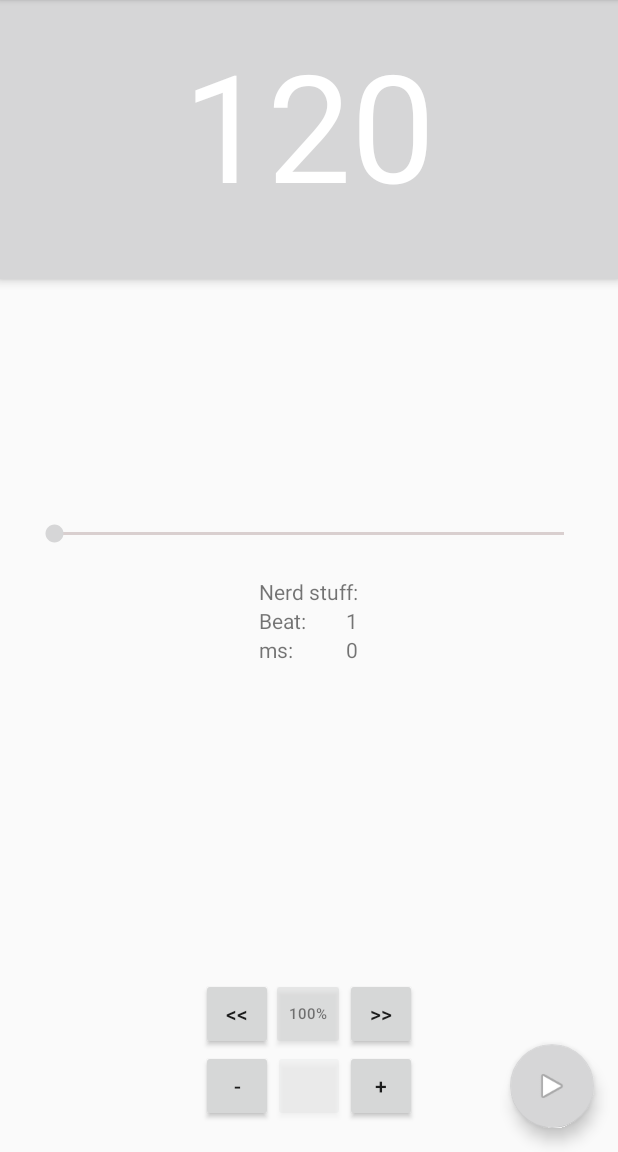
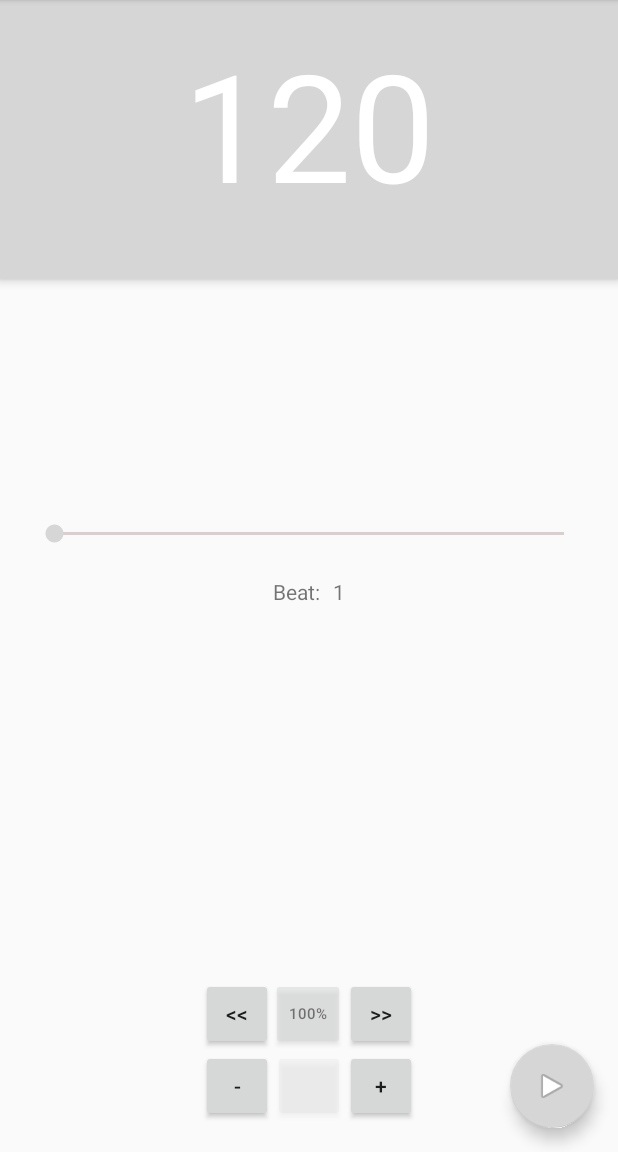
Before and after one commit to sonicmax/TinyMet, an Android app: the screen it shows after launch (MainActivity), on a phone screen of 412 x 824 dp, the part 84-1236 px from its top. Run offline under Robolectric (Android 15) with nearby library versions, the phone set to English and light mode, and no system bars.

Commit message:
Get rid of "nerd stuff" textview
Was only used for debugging.

```diff
--- a/app/src/main/java/com/sonicmax/tinymet/MainFragment.java
+++ b/app/src/main/java/com/sonicmax/tinymet/MainFragment.java
@@ -42,10 +42,7 @@ public class MainFragment extends Fragment {
     private Button mDecreasePercent;
     private Button mIncreasePercent;
     private FloatingActionButton mFloatingButton;
-
-    //DEBUG STUFF
-    private TextView mDebugBeatView;
-    private TextView mDebugMsView;
+    private TextView mBeatView;
 
     private int mCurrentTempo;
     private int mCurrentBeats;
@@ -65,13 +62,10 @@ public class MainFragment extends Fragment {
 
         mRootView = inflater.inflate(R.layout.fragment_main, container, false);
 
-        // DEBUG STUFF
-        mDebugBeatView = (TextView) mRootView.findViewById(R.id.debug);
-        mDebugMsView = (TextView) mRootView.findViewById(R.id.debug_ms);
-
         // Save references to views that may be useful later
         mTempoView = (TextView) mRootView.findViewById(R.id.bpm);
         mTempoEdit = (EditText) mRootView.findViewById(R.id.bpm_edit);
+        mBeatView = (TextView) mRootView.findViewById(R.id.beat);
         mTempoSwitcher = (ViewSwitcher) mRootView.findViewById(R.id.bpm_switcher);
         mDecreaseTempo = (Button) mRootView.findViewById(R.id.minus_button);
         mIncreaseTempo = (Button) mRootView.findViewById(R.id.plus_button);
@@ -251,12 +245,7 @@ public class MainFragment extends Fragment {
 
         @Override
         public void onProgressChanged(SeekBar seekBar, int progress, boolean fromUser) {
-            mDebugBeatView.setText(Integer.toString(progress + 1));
-
-            if (mMetronome != null) {
-                mDebugMsView.setText(Integer.toString(mMetronome.getTickInMs()));
-            }
-
+            mBeatView.setText(Integer.toString(progress + 1));
             // Allow user to change current beat by manipulating seekbar.
             if (fromUser) {
                 mMetronome.setCurrentBeat(progress);
--- a/app/src/main/res/layout/metronome_input.xml
+++ b/app/src/main/res/layout/metronome_input.xml
@@ -108,20 +108,11 @@
         android:layout_width="wrap_content"
         android:layout_height="wrap_content"
         android:textAppearance="?android:attr/textAppearanceSmall"
-        android:text="Nerd stuff:"
-        android:id="@+id/nerd"
-        android:layout_below="@+id/ticker"
-        android:layout_centerHorizontal="true" />
-
-    <TextView
-        android:layout_width="wrap_content"
-        android:layout_height="wrap_content"
-        android:textAppearance="?android:attr/textAppearanceSmall"
         android:text="0"
-        android:id="@+id/debug"
-        android:layout_below="@+id/nerd"
-        android:layout_alignLeft="@+id/debug_ms"
-        android:layout_alignStart="@+id/debug_ms" />
+        android:id="@+id/beat"
+        android:layout_alignTop="@+id/textView"
+        android:layout_toLeftOf="@+id/plus_percent"
+        android:layout_toStartOf="@+id/plus_percent" />
 
     <TextView
         android:layout_width="wrap_content"
@@ -129,29 +120,9 @@
         android:textAppearance="?android:attr/textAppearanceSmall"
         android:text="Beat:"
         android:id="@+id/textView"
-        android:layout_below="@+id/nerd"
-        android:layout_alignLeft="@+id/nerd"
-        android:layout_alignStart="@+id/nerd" />
-
-    <TextView
-        android:layout_width="wrap_content"
-        android:layout_height="wrap_content"
-        android:textAppearance="?android:attr/textAppearanceSmall"
-        android:text="ms:"
-        android:id="@+id/textView2"
-        android:layout_below="@+id/textView"
-        android:layout_alignLeft="@+id/textView"
-        android:layout_alignStart="@+id/textView" />
-
-    <TextView
-        android:layout_width="wrap_content"
-        android:layout_height="wrap_content"
-        android:textAppearance="?android:attr/textAppearanceSmall"
-        android:text="0"
-        android:id="@+id/debug_ms"
-        android:layout_below="@+id/debug"
-        android:layout_alignRight="@+id/nerd"
-        android:layout_alignEnd="@+id/nerd" />
+        android:layout_below="@+id/ticker"
+        android:layout_toRightOf="@+id/minus_percent"
+        android:layout_toEndOf="@+id/minus_percent" />
 
 
 </RelativeLayout>
```
